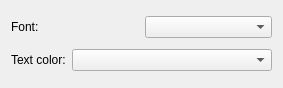
Before: the Qt Designer form contents/ui/config.ui in iddm/MinimalisticClock, drawn with Qt 5.
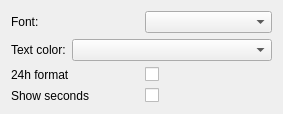
After: the same form once the commit is applied. Custom widgets are drawn as their Qt base class.

The edit to the form file:
```diff
--- a/contents/ui/config.ui
+++ b/contents/ui/config.ui
@@ -51,7 +51,37 @@
       </widget>
      </item>
     </layout>
-   </item>
+   </item>  
+   <item>
+    <layout class="QHBoxLayout" name="horizontalLayout">
+     <item>
+      <widget class="QLabel" name="label">
+       <property name="text">
+        <string>24h format</string>
+       </property>
+      </widget>
+     </item>
+     <item>
+      <widget class="KCheckBox" name="kcfg_timeFormat"/>
+     </item>
+    </layout>
+   </item>   
+   
+    <item>
+    <layout class="QHBoxLayout" name="horizontalLayout">
+     <item>
+      <widget class="QLabel" name="label">
+       <property name="text">
+        <string>Show seconds</string>
+       </property>
+      </widget>
+     </item>
+     <item>
+      <widget class="KCheckBox" name="kcfg_showSeconds"/>
+     </item>
+    </layout>
+   </item>       
+   
   </layout>
  </widget>
  <customwidgets>
@@ -60,6 +90,11 @@
    <extends>QComboBox</extends>
    <header>kcolorcombo.h</header>
   </customwidget>
+  <customwidget>
+   <class>KCheckBox</class>
+   <extends>QCheckBox</extends>
+   <header>kcheckbox.h</header>
+  </customwidget>
   <customwidget>
    <class>KFontComboBox</class>
    <extends>KComboBox</extends>
```
Left out of the diff: 2 changed lines with no effect on the pictures.
